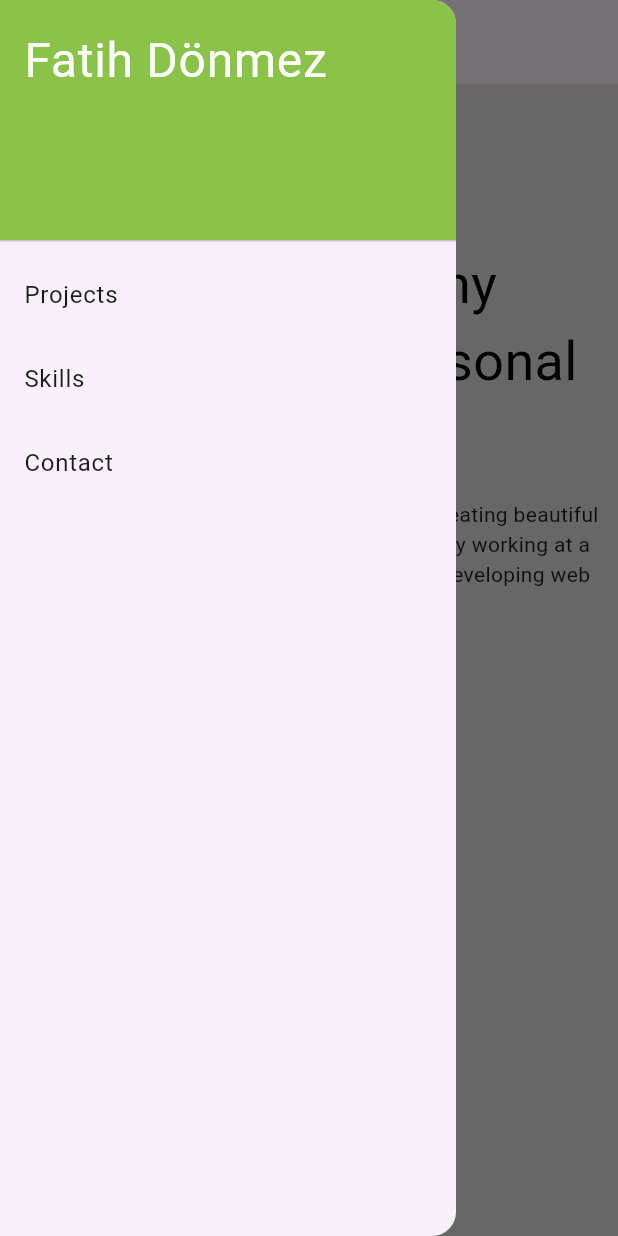
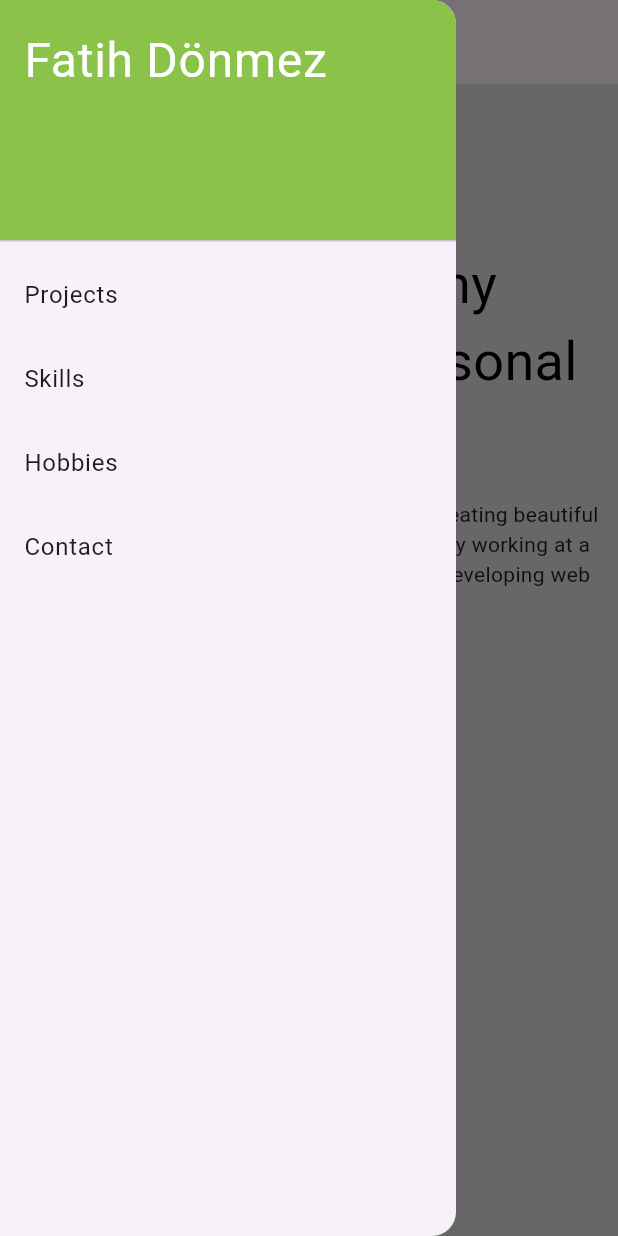
Before and after one commit to fadonmez/flutter-project, a Flutter app: the screen it shows after launch, with the side drawer open, on a phone screen of 412 x 824 dp. Run offline on Flutter 3.47's test engine with Material 3 defaults, Android fonts, the phone set to English and light mode, and no system bars; our stand-ins replace google_fonts.

Commit message:
hobbies page added.

```diff
--- a/lib/main.dart
+++ b/lib/main.dart
@@ -1,4 +1,5 @@
 import 'package:firsttry/pages/contact.dart';
+import 'package:firsttry/pages/hobbies.dart';
 import 'package:firsttry/pages/home_page.dart';
 import 'package:firsttry/pages/projects.dart';
 import 'package:firsttry/pages/skills.dart';
@@ -32,6 +33,9 @@ class MyApp extends StatelessWidget {
         '/contact': (context) => ContactPage(
               title: 'Contact',
             ),
+        '/hobbies': (context) => HobbiesPage(
+              title: 'Hobbies',
+            ),
       },
     );
   }
--- a/lib/pages/home_page.dart
+++ b/lib/pages/home_page.dart
@@ -48,6 +48,12 @@ class _MyHomePageState extends State<MyHomePage> {
               },
             ),
             ListTile(
+              title: const Text('Hobbies'),
+              onTap: () {
+                Navigator.pushNamed(context, '/hobbies');
+              },
+            ),
+            ListTile(
               title: const Text('Contact'),
               onTap: () {
                 Navigator.pushNamed(context, '/contact');
@@ -86,8 +92,7 @@ class _MyHomePageState extends State<MyHomePage> {
               TextButton(
                 onPressed: (() => {Navigator.pushNamed(context, '/contact')}),
                 child: Container(
-                  padding: EdgeInsets.all(
-                      8.0), // İstediğiniz padding miktarını ayarlayabilirsiniz
+                  padding: EdgeInsets.all(8.0),
                   decoration: BoxDecoration(
                     borderRadius: BorderRadius.circular(10),
                     color: Colors.black,
@@ -95,8 +100,7 @@ class _MyHomePageState extends State<MyHomePage> {
                   child: Text(
                     'Contact Me',
                     style: TextStyle(
-                      color: Colors
-                          .white, // Yazı rengini beyaz olarak ayarladık, arka plan kırmızı olduğu için daha iyi okunur.
+                      color: Colors.white,
                     ),
                   ),
                 ),
```
Also changed, not shown: lib/pages/hobbies.dart (added, +83 -0 lines), lib/util/hobby_card.dart (added, +43 -0 lines).
